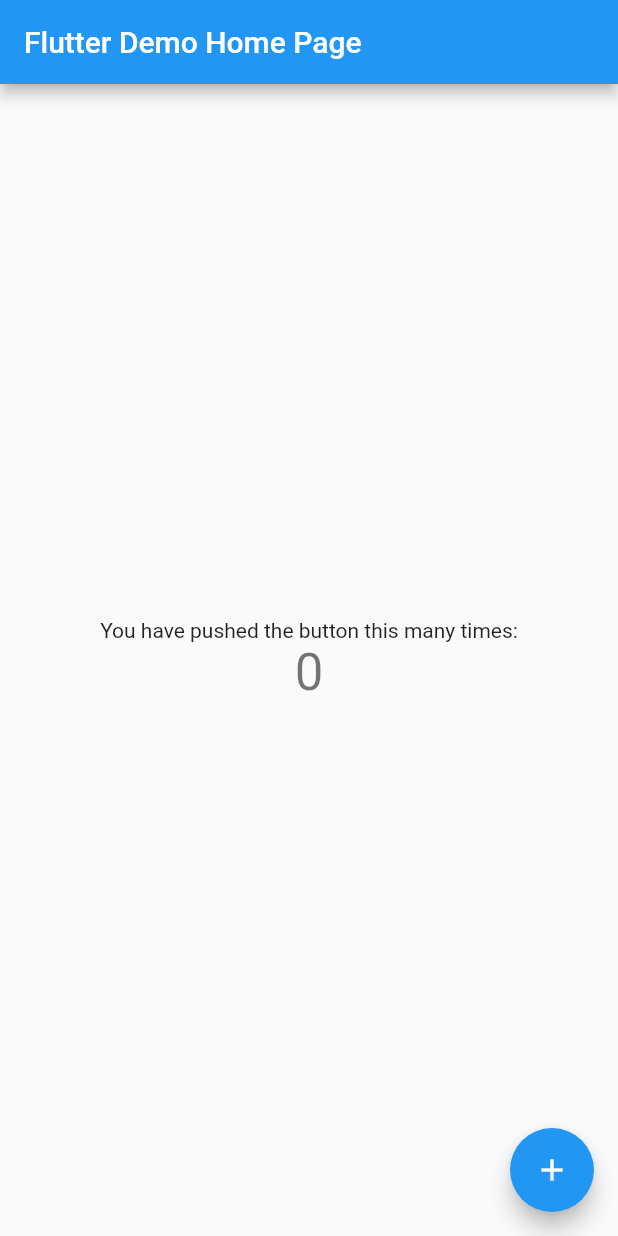
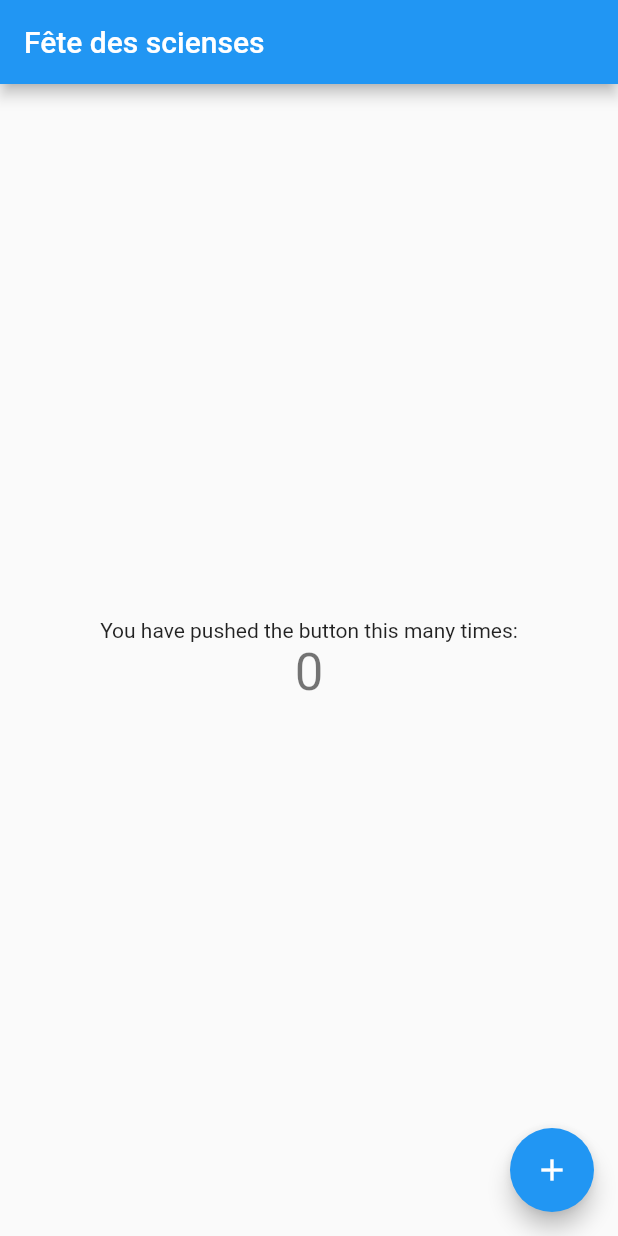
Before and after one commit to Sean-L-Little/fete_science_hackathon, a Flutter app: the screen it shows after launch, on a phone screen of 412 x 824 dp. Run offline on Flutter 3.47's test engine with Material 2 defaults, Android fonts, the phone set to English and light mode, and no system bars.

Commit message:
changement titre,test commit

```diff
--- a/lib/main.dart
+++ b/lib/main.dart
@@ -26,7 +26,7 @@ class MyApp extends StatelessWidget {
         // closer together (more dense) than on mobile platforms.
         visualDensity: VisualDensity.adaptivePlatformDensity,
       ),
-      home: MyHomePage(title: 'Flutter Demo Home Page'),
+      home: MyHomePage(title: 'Fête des scienses'),
     );
   }
 }
```
Also changed, not shown: pubspec.lock, 1 other file.
